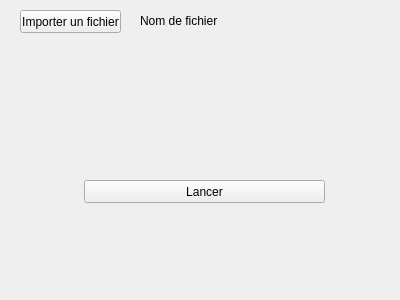
Old version of the form app.ui in the repository likwel/PyTranscriptor.
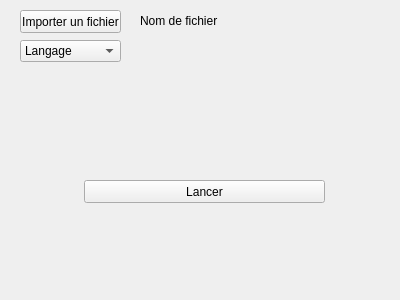
New version of the form.

What changed in the file:
```diff
--- a/app.ui
+++ b/app.ui
@@ -52,6 +52,31 @@
     <string>Lancer</string>
    </property>
   </widget>
+  <widget class="QComboBox" name="comboBox">
+   <property name="geometry">
+    <rect>
+     <x>20</x>
+     <y>40</y>
+     <width>101</width>
+     <height>22</height>
+    </rect>
+   </property>
+   <item>
+    <property name="text">
+     <string>Langage</string>
+    </property>
+   </item>
+   <item>
+    <property name="text">
+     <string>fr-FR</string>
+    </property>
+   </item>
+   <item>
+    <property name="text">
+     <string>en-EN</string>
+    </property>
+   </item>
+  </widget>
  </widget>
  <resources/>
  <connections/>
```
